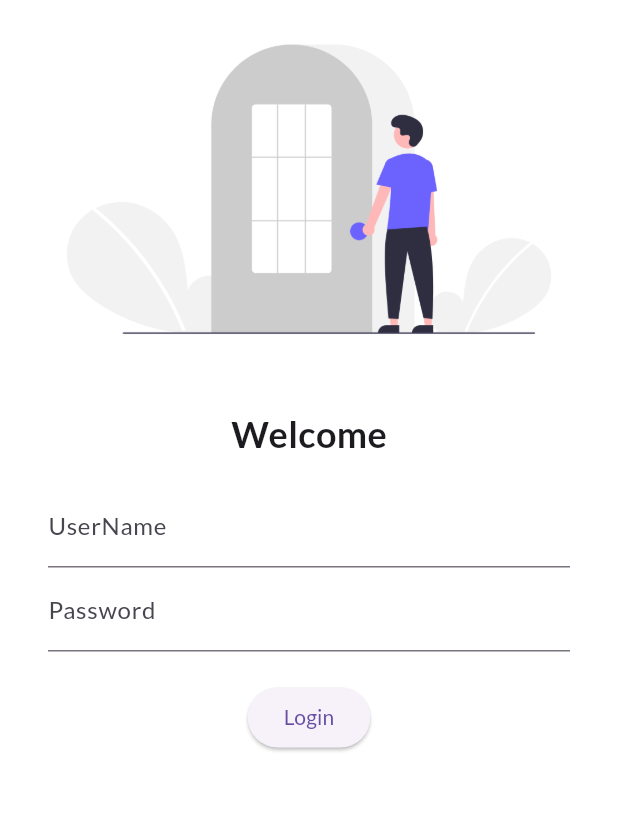
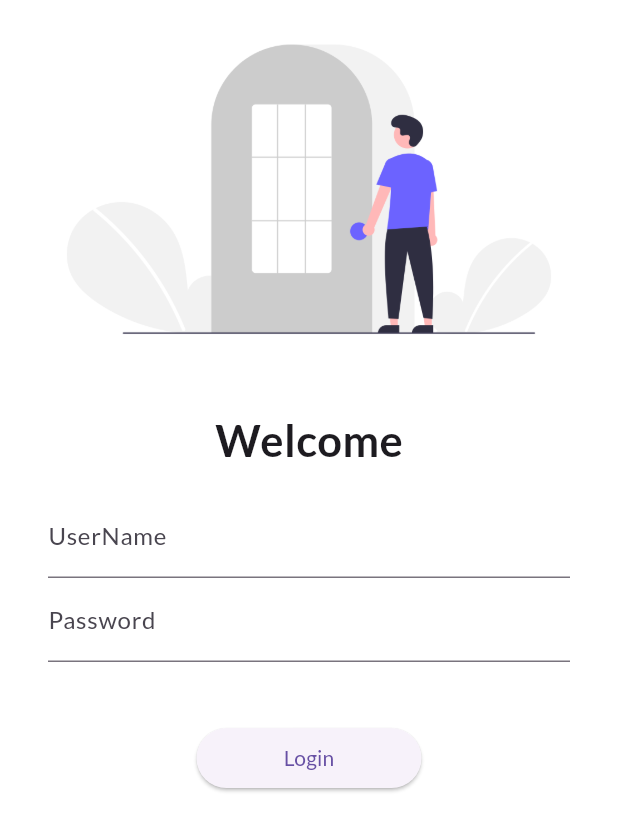
Before and after one commit to Gaurav-Bora/Flutter_30days, a Flutter app: the screen it shows after launch, on a phone screen of 412 x 824 dp. Shown: the top 831 px of the screen. Run offline on Flutter 3.47's test engine with Material 3 defaults, Android fonts, the phone set to English and light mode, and no system bars; our stand-ins replace google_fonts.

Commit message:
Navigation, SingleChildScrollView

```diff
--- a/lib/main.dart
+++ b/lib/main.dart
@@ -1,5 +1,6 @@
 import 'package:catalog_codepur/pages/homePage.dart';
 import 'package:catalog_codepur/pages/login_page.dart';
+import 'package:catalog_codepur/utils/routes.dart';
 import 'package:flutter/material.dart';
 import 'package:google_fonts/google_fonts.dart';
 void main() {
@@ -22,8 +23,9 @@
         brightness: Brightness.dark,
       ),
       routes: {
-        // "/": (context) => HomePage(),
-        "/" :(context) => LoginPage()
+        "/": (context) => LoginPage(),
+        MyRoutes.homeRoute : (context) => HomePage(),
+        MyRoutes.loginRoute :(context) => LoginPage(),
       },
     );
   }
--- a/lib/pages/login_page.dart
+++ b/lib/pages/login_page.dart
@@ -1,3 +1,4 @@
+import 'package:catalog_codepur/utils/routes.dart';
 import 'package:flutter/material.dart';
 
 class LoginPage extends StatelessWidget {
@@ -7,7 +8,7 @@
   Widget build(BuildContext context) {
     return Material(
         color: Colors.white,
-        child: SafeArea(
+        child: SingleChildScrollView(
           child: Column(
             children: [
               Image.asset(
@@ -20,7 +21,7 @@
               Text(
                 'Welcome',
                 style: TextStyle(
-                  fontSize: 24,
+                  fontSize: 29,
                   fontWeight: FontWeight.bold,
                 ),
               ),
@@ -44,9 +45,13 @@
                       ),
                     ),
                     SizedBox(
-                      height: 20,
+                      height: 40,
                     ),
-                    ElevatedButton(onPressed: (){}, child: Text('Login'))
+                    ElevatedButton(onPressed: (){
+                      Navigator.pushNamed(context, MyRoutes.homeRoute);
+                    },
+                      child: Text('Login'),
+                      style: TextButton.styleFrom(minimumSize: Size(150, 40)))
                   ],
                 ),
               ),
--- /dev/null
+++ b/lib/utils/routes.dart
@@ -0,0 +1,4 @@
+class MyRoutes{
+  static String loginRoute = "/login";
+  static String homeRoute = "/home";
+}
```
